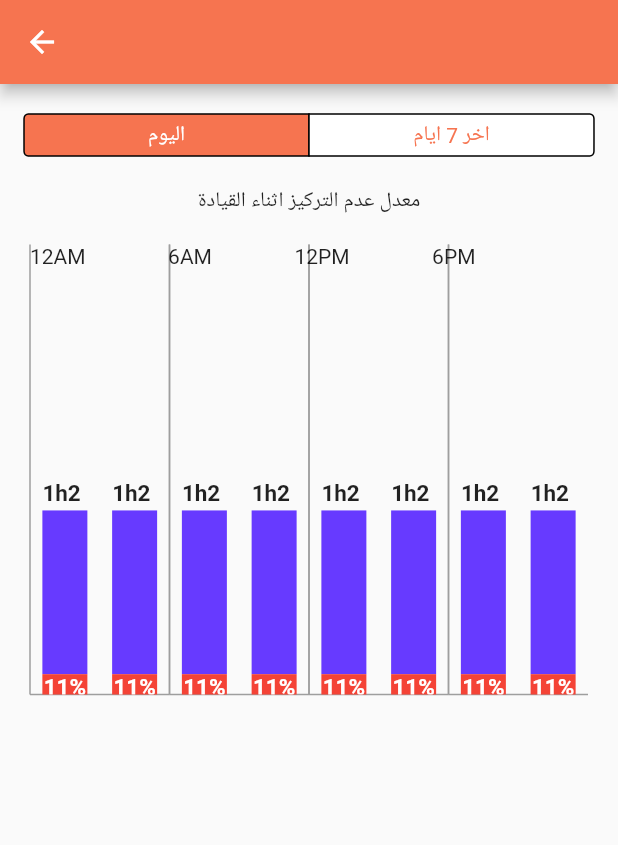
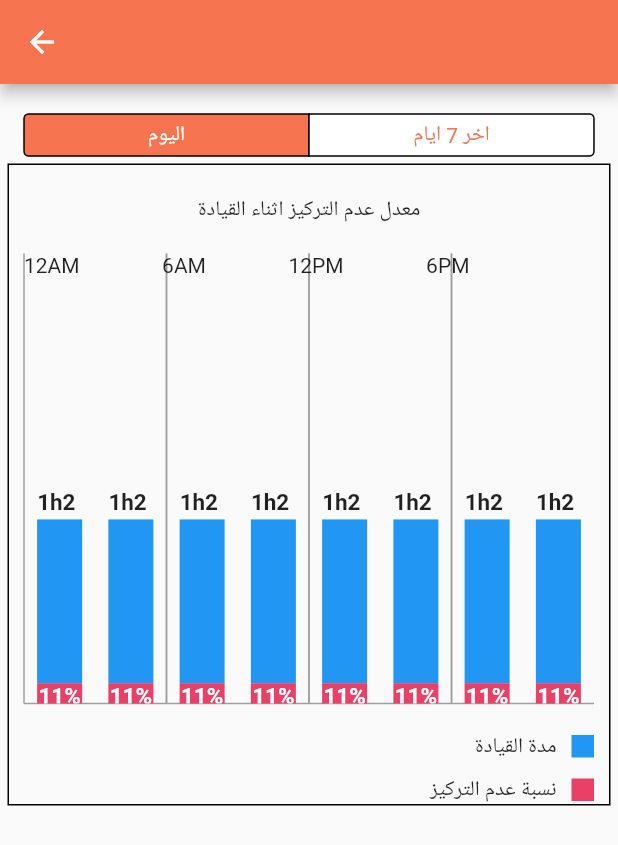
Before and after one commit to MrSalman333/HCI-Project, a Flutter app: the Data screen opened by its route, on a phone screen of 412 x 824 dp. Shown: the top 845 px of the screen. Run offline on Flutter 3.47's test engine with Material 2 defaults, Android fonts, the phone set to English and light mode, and no system bars.

Commit message:
done from char.dart

```diff
--- a/app/lib/widgets/chart.dart
+++ b/app/lib/widgets/chart.dart
@@ -34,14 +34,19 @@ class Chart extends StatelessWidget {
 
   @override
   Widget build(BuildContext context) {
-    return Column(
+    return Container(
+      decoration: BoxDecoration(border: Border.all(color: Colors.black)),
+      margin: EdgeInsets.all(5),
+      child: Column(
+        mainAxisAlignment: MainAxisAlignment.start,
         children: <Widget>[
           SizedBox(height: 20),
           Text("معدل عدم التركيز اثناء القيادة"),
           Container(
             width: double.infinity,
-          height: 359,
-          padding: const EdgeInsets.all(20),
+            height: 329,
+            padding:
+                const EdgeInsets.only(bottom: 5, top: 20, right: 10, left: 10),
             child: Stack(
               children: <Widget>[
                 CustomPaint(
@@ -75,7 +80,41 @@ class Chart extends StatelessWidget {
               ],
             ),
           ),
+          KeyInfo(
+            color: Color(0xFF2196f3),
+            info: 'مدة القيادة',
+          ),
+          KeyInfo(
+            color: Color(0xFFe94067),
+            info: 'نسبة عدم التركيز',
+          )
         ],
+      ),
+    );
+  }
+}
+
+class KeyInfo extends StatelessWidget {
+  final color;
+  final info;
+  KeyInfo({this.color, this.info});
+  @override
+  Widget build(BuildContext context) {
+    return Container(
+      alignment: Alignment.bottomRight,
+      margin: EdgeInsets.only(top: 10),
+      child: Row(
+        mainAxisAlignment: MainAxisAlignment.end,
+        children: <Widget>[
+          Text(this.info),
+          Container(
+            height: 15,
+            width: 15,
+            color: this.color,
+            margin: EdgeInsets.symmetric(horizontal: 10),
+          ),
+        ],
+      ),
     );
   }
 }
@@ -139,7 +178,7 @@ class Bar extends StatelessWidget {
           ),
         ),
         Container(
-          color: Colors.deepPurple.withBlue(255),
+          color: Color(0xFF2196f3),
           height: (driveTime.inSeconds *
                   (1 - unfucusPer) /
                   maxDriveTime.inSeconds) *
@@ -148,7 +187,7 @@ class Bar extends StatelessWidget {
           alignment: Alignment.center,
         ),
         Container(
-          color: Colors.red,
+          color: Color(0xFFe94067),
           height: (driveTime.inSeconds * unfucusPer / maxDriveTime.inSeconds) *
               (barMaxHeight - 20),
           width: barWidth,
```
Lines whose indentation alone changed are shown as unchanged.
